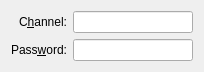
Above: src/irc/channeldialogui.ui from KDE/konversation before the change. Below: the same form after it.
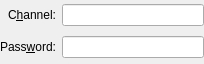
That is the form after the change. Custom widgets are drawn as their Qt base class.

Commit message: Use consistently usual margins around dialogs

```diff
--- a/src/irc/channeldialogui.ui
+++ b/src/irc/channeldialogui.ui
@@ -11,6 +11,9 @@
    </rect>
   </property>
   <layout class="QGridLayout" name="gridLayout">
+   <property name="margin">
+    <number>0</number>
+   </property>
    <item row="1" column="1">
     <widget class="KLineEdit" name="m_passwordEdit">
      <property name="text">
```
The commit also changes 5 other files.
